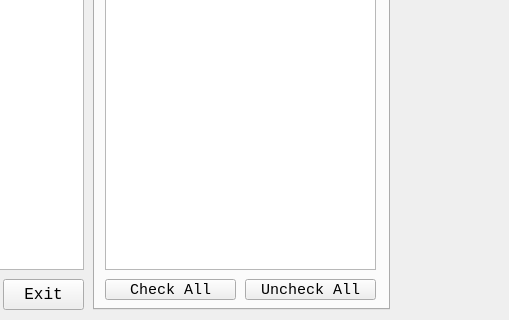
Above: res/main.ui from kim-do-hyeon/volatility-gui before the change; both pictures show x 747 to 1256 and y 191 to 511 of the 1256 by 511 pixel window. Below: the same form after it.
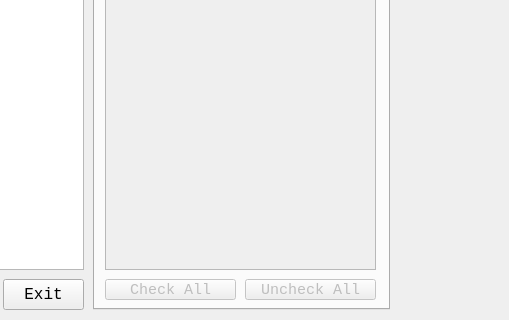
That is the form after the change. The open tabs and pages were chosen to show the change.

What changed in the file:
```diff
--- a/res/main.ui
+++ b/res/main.ui
@@ -249,6 +249,9 @@
     </property>
    </widget>
    <widget class="QTabWidget" name="tab_plugin">
+    <property name="enabled">
+     <bool>true</bool>
+    </property>
     <property name="geometry">
      <rect>
       <x>840</x>
@@ -326,6 +329,9 @@
      </widget>
     </widget>
     <widget class="QWidget" name="tab_linux">
+     <property name="enabled">
+      <bool>false</bool>
+     </property>
      <attribute name="title">
       <string>Linux</string>
      </attribute>
```
Left out of the diff: 2 changed lines with no effect on the pictures.
